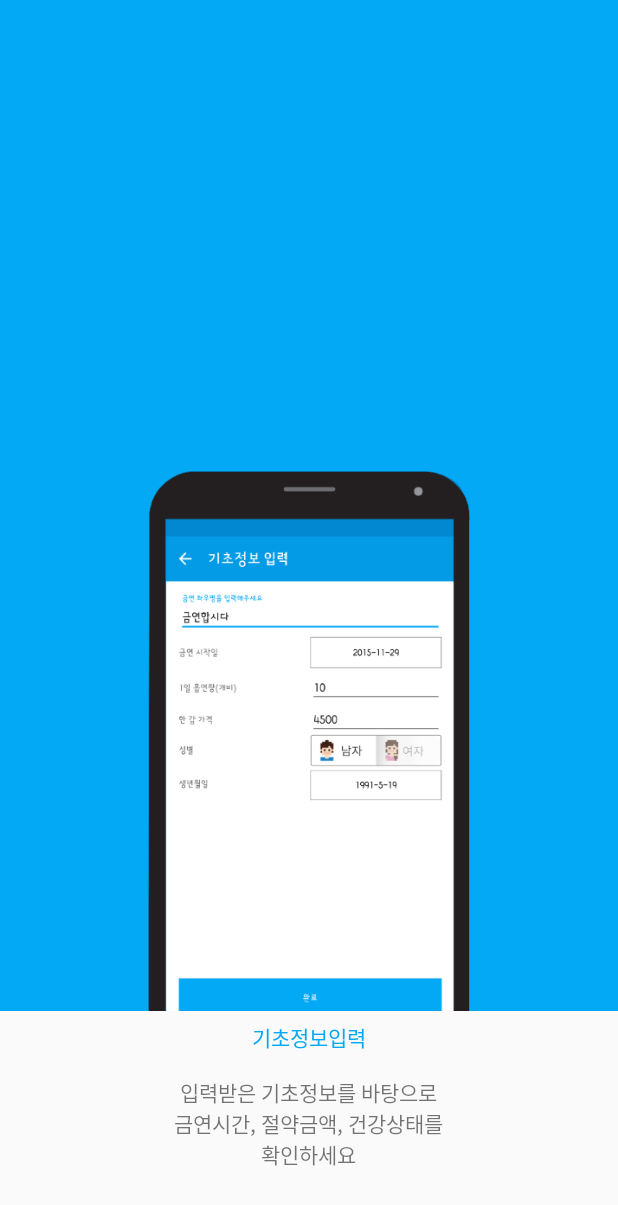
After one commit to Choi-HyunWoo/NonSmoking365, an Android app: the layout view_tutorial_02.xml on its own in the app's theme, with its tools: preview values and no code run, on a phone screen of 412 x 824 dp. The commit adds this screen. Shown: the top 1205 px of the screen. Run offline under Robolectric (Android 15) with nearby library versions, the phone set to English and light mode, and no system bars.

Commit message:
프리뷰

```diff
--- a/app/src/main/java/aftercoffee/org/nonsmoking365/activity/preview/PreviewpageFragment.java
+++ b/app/src/main/java/aftercoffee/org/nonsmoking365/activity/preview/PreviewpageFragment.java
@@ -6,6 +6,7 @@ import android.support.v4.app.Fragment;
 import android.view.LayoutInflater;
 import android.view.View;
 import android.view.ViewGroup;
+import android.widget.ImageView;
 
 import aftercoffee.org.nonsmoking365.R;
 
@@ -19,6 +20,7 @@ public class PreviewpageFragment extends Fragment {
         // Required empty public constructor
     }
 
+    ImageView tutorialImageView;
 
     @Override
     public View onCreateView(LayoutInflater inflater, ViewGroup container,
--- /dev/null
+++ b/app/src/main/res/layout/view_tutorial_02.xml
@@ -0,0 +1,45 @@
+<?xml version="1.0" encoding="utf-8"?>
+<RelativeLayout xmlns:android="http://schemas.android.com/apk/res/android"
+    android:layout_width="match_parent"
+    android:layout_height="match_parent">
+
+    <RelativeLayout
+        android:layout_width="match_parent"
+        android:layout_height="match_parent"
+        android:background="@color/colorAccent"
+        android:layout_above="@+id/info">
+        <ImageView
+            android:layout_width="wrap_content"
+            android:layout_height="360dp"
+            android:src="@drawable/tutorial_02"
+            android:layout_alignParentBottom="true"
+            android:layout_centerHorizontal="true" />
+    </RelativeLayout>
+    <RelativeLayout
+        android:layout_width="match_parent"
+        android:layout_height="150dp"
+        android:id="@+id/info"
+        android:layout_alignParentBottom="true"
+        android:layout_centerHorizontal="true" >
+        <TextView
+            android:id="@+id/title"
+            android:layout_width="wrap_content"
+            android:layout_height="wrap_content"
+            android:layout_above="@+id/content"
+            android:layout_centerHorizontal="true"
+            android:textColor="@color/colorAccent"
+            android:text="기초정보입력"/>
+
+        <TextView
+            android:id="@+id/content"
+            android:layout_width="wrap_content"
+            android:layout_height="wrap_content"
+            android:layout_marginTop="@dimen/activity_vertical_margin"
+            android:layout_marginBottom="@dimen/activity_vertical_margin"
+            android:layout_centerHorizontal="true"
+            android:layout_centerVertical="true"
+            android:gravity="center"
+            android:text="입력받은 기초정보를 바탕으로\n금연시간, 절약금액, 건강상태를\n확인하세요"/>
+    </RelativeLayout>
+
+</RelativeLayout>
```
Also changed, not shown: app/src/main/java/aftercoffee/org/nonsmoking365/activity/preview/PreviewPagerAdapter.java (+26 -0 lines), app/src/main/res/layout/fragment_previewpage.xml (+3 -4 lines), app/src/main/res/layout/view_tutorial_01.xml (added, +45 -0 lines), app/src/main/res/layout/view_tutorial_03.xml (added, +45 -0 lines), app/src/main/res/drawable-xxxhdpi/tutorial_01.png, app/src/main/res/drawable-xxxhdpi/tutorial_02.png, app/src/main/res/drawable-xxxhdpi/tutorial_03.png.
